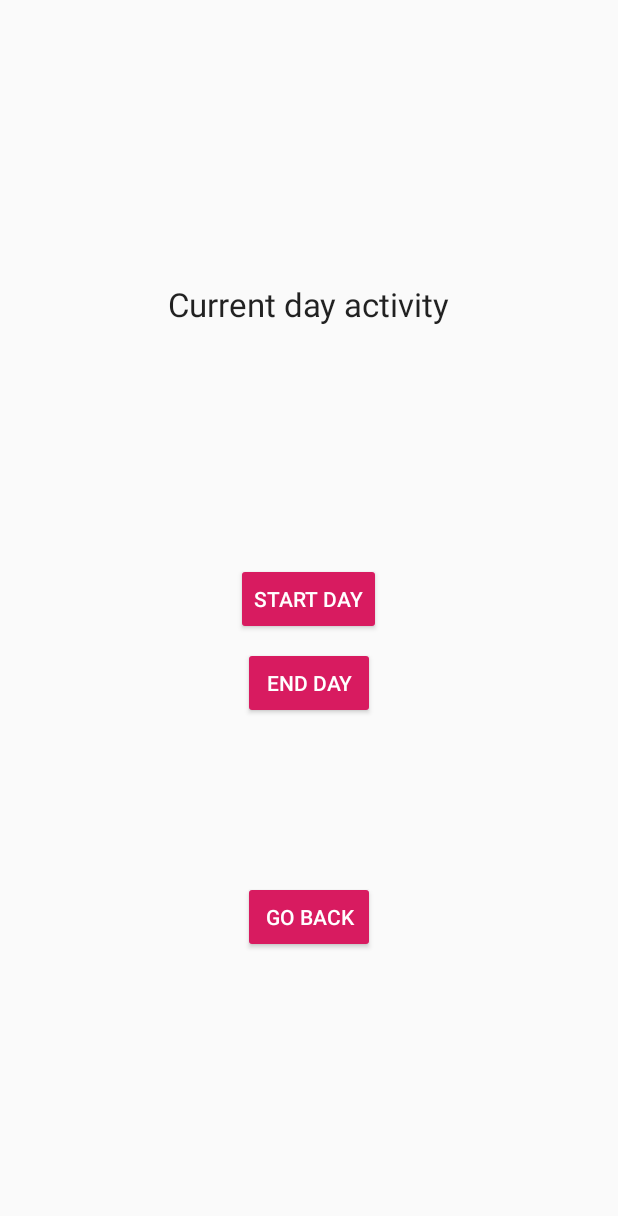
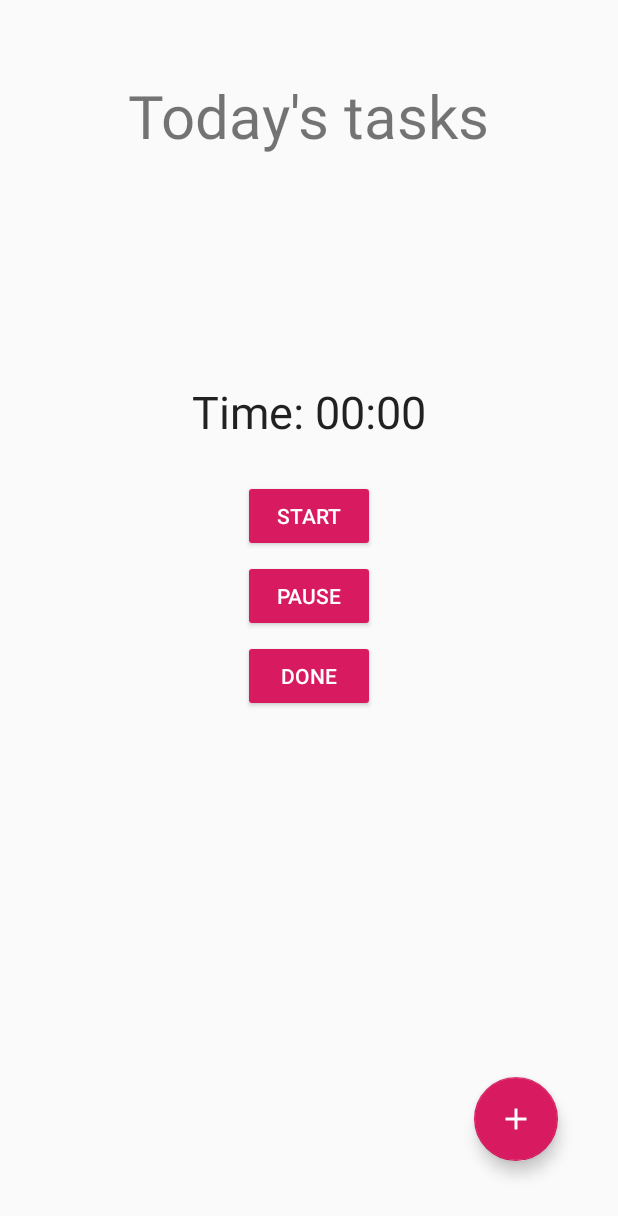
Before and after one commit to P4uL7/TimeTrackingApp, an Android app: the screen it shows after launch once a user with an empty profile is signed in (MainActivity), in the side drawer, after a tap on "Day", on a phone screen of 412 x 824 dp. Shown: the top 1216 px of the screen. Run offline under Robolectric (Android 15) with nearby library versions, the phone set to English and light mode, and no system bars; our stand-ins replace Firebase (no records; nobody signed in at launch, a user with empty details on screens opened directly); libraries missing offline, so code that uses them is left out: com.facebook, com.facebook.appevents, com.facebook.login; 6 statements that could not run were skipped.

Commit message:
Add chronometer.

```diff
--- a/app/src/main/java/com/msa/timetracker/DayFragment.java
+++ b/app/src/main/java/com/msa/timetracker/DayFragment.java
@@ -1,16 +1,22 @@
 package com.msa.timetracker;
 
 import android.os.Bundle;
+import android.os.SystemClock;
+import android.text.InputType;
 import android.view.LayoutInflater;
 import android.view.View;
 import android.view.ViewGroup;
 import android.widget.Button;
+import android.widget.Chronometer;
+import android.widget.EditText;
 import android.widget.Toast;
 
 import androidx.annotation.NonNull;
 import androidx.annotation.Nullable;
+import androidx.appcompat.app.AlertDialog;
 import androidx.fragment.app.Fragment;
 
+import com.google.android.material.floatingactionbutton.FloatingActionButton;
 import com.google.firebase.auth.FirebaseAuth;
 import com.google.firebase.auth.FirebaseUser;
 import com.google.firebase.database.DatabaseReference;
@@ -22,9 +28,15 @@ public class DayFragment extends Fragment implements View.OnClickListener {
     private DatabaseReference myRef;
     private FirebaseDatabase database;
 
+    FloatingActionButton add_task;
+    //chrono stuff
+    private Chronometer chronometer;
+    private long pauseOffset;
+    private boolean running;
 
     private View v;
-    private Button btn_goBack;
+    private String new_task_name = "";
+    private Button start, pause, stop;
 
     public DayFragment(FirebaseAuth mAuth, FirebaseUser currentUser, DatabaseReference myRef, FirebaseDatabase database) {
         this.mAuth = mAuth;
@@ -36,19 +48,73 @@ public class DayFragment extends Fragment implements View.OnClickListener {
     @Nullable
     @Override
     public View onCreateView(@NonNull LayoutInflater inflater, @Nullable ViewGroup container, @Nullable Bundle savedInstanceState) {
+        v = inflater.inflate(R.layout.fragment_day, container, false);
 
-        v = inflater.inflate(R.layout.fragment_day, container, false);
-        btn_goBack = v.findViewById(R.id.bt_go_back);
-        btn_goBack.setOnClickListener(this);
+        // buttons
+        start = v.findViewById(R.id.start_timer);
+        start.setOnClickListener(this);
+        pause = v.findViewById(R.id.pause_timer);
+        pause.setOnClickListener(this);
+        stop = v.findViewById(R.id.stop_timer);
+        stop.setOnClickListener(this);
+        add_task = v.findViewById(R.id.add_task);
+        add_task.setOnClickListener(this);
+
+        //chrono
+        chronometer = v.findViewById(R.id.chronometer);
+        chronometer.setFormat("Time: %s");
+        chronometer.setBase(SystemClock.elapsedRealtime());
+
+        chronometer.setOnChronometerTickListener(chronometer -> {
+            // check stuff
+        });
+
         return v;
     }
 
     @Override
     public void onClick(View v) {
         switch (v.getId()) {
-            case R.id.bt_go_back:
-                Toast.makeText(getActivity(), "click", Toast.LENGTH_SHORT).show();
+            case R.id.start_timer:
+                if (!running) {
+                    chronometer.setBase(SystemClock.elapsedRealtime() - pauseOffset);
+                    chronometer.start();
+                    running = true;
+                }
                 break;
+            case R.id.pause_timer:
+                if (running) {
+                    chronometer.stop();
+                    pauseOffset = SystemClock.elapsedRealtime() - chronometer.getBase();
+                    running = false;
+                }
+                break;
+            case R.id.stop_timer:
+                chronometer.setBase(SystemClock.elapsedRealtime());
+                pauseOffset = 0;
+                break;
+            case R.id.add_task:
+
+
+                AlertDialog.Builder builder = new AlertDialog.Builder(getActivity());
+                builder.setTitle("Enter task name:");
+
+                final EditText input = new EditText(getActivity());
+                input.setInputType(InputType.TYPE_CLASS_TEXT);
+                builder.setView(input);
+
+                builder.setPositiveButton("OK", (dialog, which) -> {
+                    new_task_name = input.getText().toString();
+                    Toast.makeText(getActivity(), "New task: " + new_task_name, Toast.LENGTH_SHORT).show();
+                });
+                builder.setNegativeButton("Cancel", (dialog, which) -> dialog.cancel());
+
+                builder.show();
+
+                break;
+
         }
     }
+
+
 }
--- /dev/null
+++ b/app/src/main/res/drawable/ic_add.xml
@@ -0,0 +1,9 @@
+<vector xmlns:android="http://schemas.android.com/apk/res/android"
+        android:width="24dp"
+        android:height="24dp"
+        android:viewportWidth="24.0"
+        android:viewportHeight="24.0">
+    <path
+        android:fillColor="#FFFFFFFF"
+        android:pathData="M19,13h-6v6h-2v-6H5v-2h6V5h2v6h6v2z"/>
+</vector>
--- a/app/src/main/res/layout/fragment_day.xml
+++ b/app/src/main/res/layout/fragment_day.xml
@@ -1,53 +1,72 @@
 <?xml version="1.0" encoding="utf-8"?>
 <RelativeLayout xmlns:android="http://schemas.android.com/apk/res/android"
-    android:id="@+id/activity_second"
+
     android:layout_width="match_parent"
     android:layout_height="match_parent"
-    android:gravity="center"
-    android:paddingLeft="@dimen/activity_horizontal_margin"
-    android:paddingTop="@dimen/activity_vertical_margin"
-    android:paddingRight="@dimen/activity_horizontal_margin"
-    android:paddingBottom="@dimen/activity_vertical_margin">
+    android:orientation="vertical">
 
     <TextView
-        android:id="@+id/tv_message"
+        android:id="@+id/day_title"
         android:layout_width="wrap_content"
         android:layout_height="wrap_content"
-        android:layout_centerHorizontal="true"
-        android:layout_marginBottom="150sp"
-        android:text="Current day activity"
-        android:textAppearance="?android:attr/textAppearanceLarge" />
+        android:layout_alignParentTop="true"
+        android:layout_centerInParent="true"
+        android:layout_gravity="center"
+        android:layout_marginTop="50dp"
+        android:layout_marginBottom="150dp"
+        android:text="Today's tasks"
+        android:textSize="40sp" />
+
+    <Chronometer
+        android:id="@+id/chronometer"
+        android:layout_width="wrap_content"
+        android:layout_height="wrap_content"
+        android:layout_below="@id/day_title"
+        android:layout_centerInParent="true"
+        android:layout_gravity="center"
+        android:textSize="30sp" />
 
     <Button
-        android:id="@+id/startDay"
+        android:id="@+id/start_timer"
         style="@style/Widget.AppCompat.Button.Colored"
         android:layout_width="wrap_content"
         android:layout_height="wrap_content"
-        android:layout_below="@+id/tv_message"
-        android:layout_centerHorizontal="true"
-        android:layout_marginTop="@dimen/activity_vertical_margin"
-        android:text="Start day" />
-
+        android:layout_below="@id/chronometer"
+        android:layout_centerInParent="true"
+        android:layout_gravity="center"
+        android:layout_marginTop="25sp"
+        android:text="Start" />
 
     <Button
-        android:id="@+id/endDay"
+        android:id="@+id/pause_timer"
         style="@style/Widget.AppCompat.Button.Colored"
         android:layout_width="wrap_content"
         android:layout_height="wrap_content"
-        android:layout_below="@+id/startDay"
-        android:layout_centerHorizontal="true"
-        android:layout_marginTop="@dimen/activity_vertical_margin"
-        android:layout_marginBottom="100sp"
-        android:text="End day" />
-
+        android:layout_below="@id/start_timer"
+        android:layout_centerInParent="true"
+        android:layout_gravity="center"
+        android:layout_marginTop="5sp"
+        android:text="Pause" />
 
     <Button
-        android:id="@+id/bt_go_back"
+        android:id="@+id/stop_timer"
         style="@style/Widget.AppCompat.Button.Colored"
         android:layout_width="wrap_content"
         android:layout_height="wrap_content"
-        android:layout_below="@+id/endDay"
-        android:layout_centerHorizontal="true"
-        android:layout_marginTop="@dimen/activity_vertical_margin"
-        android:text="Go Back" />
+        android:layout_below="@id/pause_timer"
+        android:layout_centerInParent="true"
+        android:layout_gravity="center"
+        android:layout_marginTop="5sp"
+        android:text="Done" />
+
+    <com.google.android.material.floatingactionbutton.FloatingActionButton
+        android:id="@+id/add_task"
+        android:layout_width="140dp"
+        android:layout_height="wrap_content"
+        android:layout_alignParentRight="true"
+        android:layout_alignParentBottom="true"
+        android:layout_marginRight="40dp"
+        android:layout_marginBottom="50dp"
+        android:src="@drawable/ic_add" />
+
 </RelativeLayout>
```
